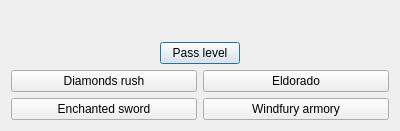
First picture: the form in courses/prog_base_3/project/perks.ui, repository Tayum/KPI-Courses, before the edit.
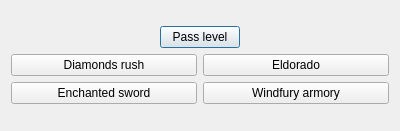
Second picture: the form after the edit.

```diff
--- a/courses/prog_base_3/project/perks.ui
+++ b/courses/prog_base_3/project/perks.ui
@@ -17,19 +17,6 @@
    <item row="0" column="0">
     <layout class="QGridLayout" name="gridLayout_2">
      <item row="0" column="0">
-      <spacer name="verticalSpacer">
-       <property name="orientation">
-        <enum>Qt::Vertical</enum>
-       </property>
-       <property name="sizeHint" stdset="0">
-        <size>
-         <width>20</width>
-         <height>40</height>
-        </size>
-       </property>
-      </spacer>
-     </item>
-     <item row="1" column="0">
       <layout class="QHBoxLayout" name="horizontalLayout">
        <item>
         <spacer name="horizontalSpacer">
@@ -66,7 +53,7 @@
        </item>
       </layout>
      </item>
-     <item row="2" column="0">
+     <item row="1" column="0">
       <layout class="QGridLayout" name="gridLayout">
        <item row="0" column="0">
         <widget class="QPushButton" name="perksBtn_DiamondsRush">
```
Left out of the diff: 2 changed lines with no effect on the pictures.
